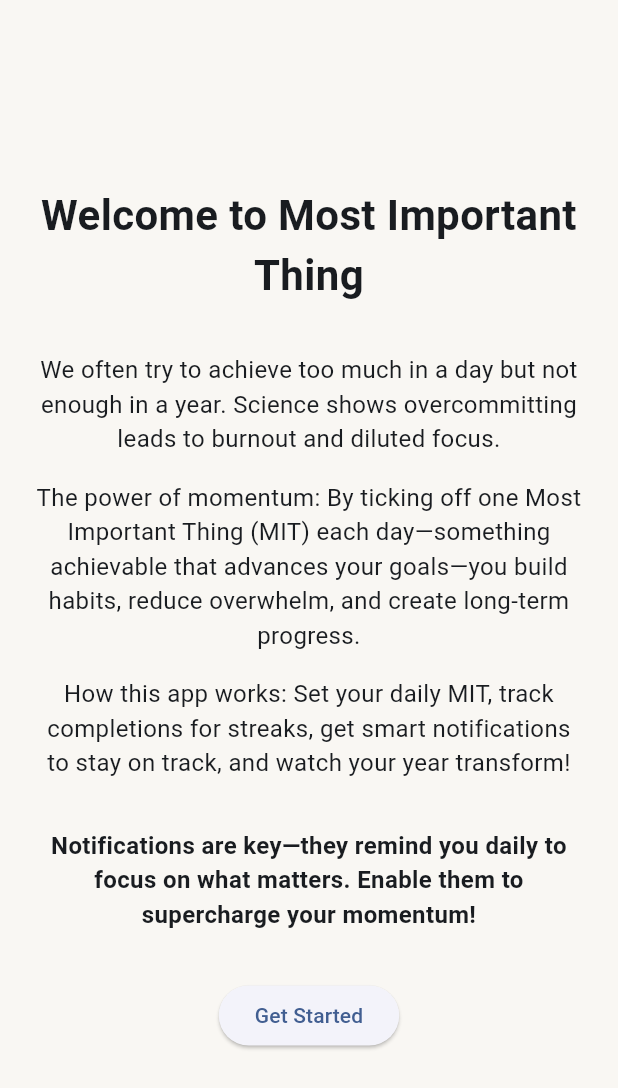
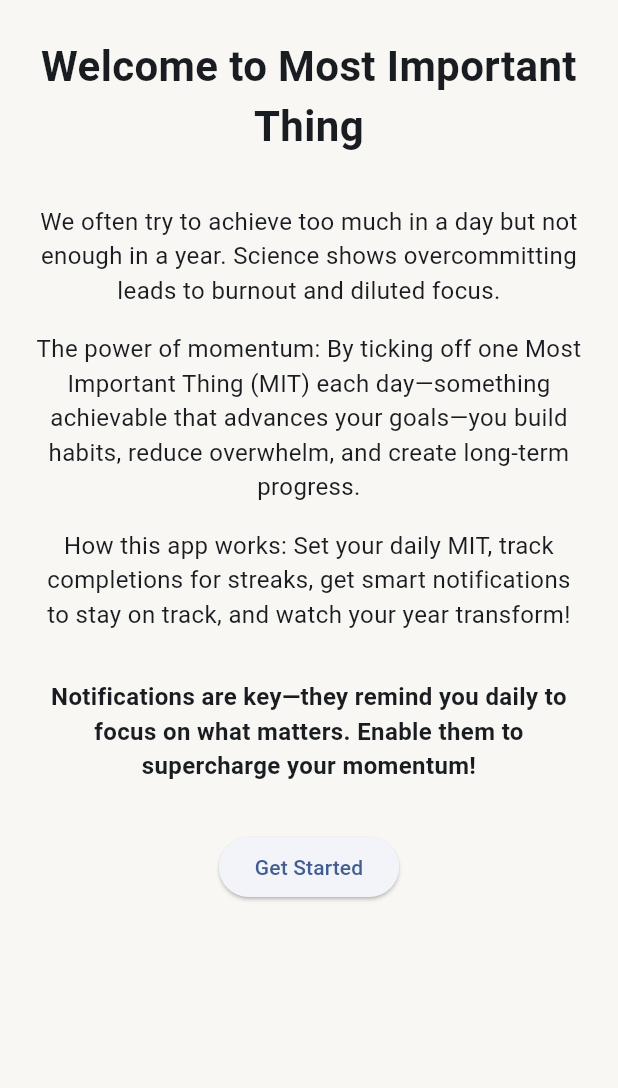
Before and after one commit to neonnubula/japchae, a Flutter app: the screen it shows after launch, on a phone screen of 412 x 824 dp. Shown: the top 1088 px of the screen. Run offline on Flutter 3.47's test engine with Material 3 defaults, Android fonts, the light colour scheme and no system bars; our stand-ins replace flutter_local_notifications, hive, hive_flutter, share_plus, timezone; accounts and stored records are empty.

Commit message:
Added scrolling and flexible layout to onboarding screen for better small-screen support

```diff
--- a/lib/screens/onboarding_screen.dart
+++ b/lib/screens/onboarding_screen.dart
@@ -8,10 +8,10 @@ class OnboardingScreen extends StatelessWidget {
   Widget build(BuildContext context) {
     return Scaffold(
       body: SafeArea(
-        child: Padding(
+        child: SingleChildScrollView(
           padding: const EdgeInsets.all(24.0),
           child: Column(
-            mainAxisAlignment: MainAxisAlignment.center,
+            mainAxisAlignment: MainAxisAlignment.spaceEvenly,
             children: [
               const Text(
                 'Welcome to Most Important Thing',
--- a/pubspec.yaml
+++ b/pubspec.yaml
@@ -16,7 +16,7 @@ publish_to: 'none' # Remove this line if you wish to publish to pub.dev
 # https://developer.apple.com/library/archive/documentation/General/Reference/InfoPlistKeyReference/Articles/CoreFoundationKeys.html
 # In Windows, build-name is used as the major, minor, and patch parts
 # of the product and file versions while build-number is used as the build suffix.
-version: 1.0.1+7
+version: 1.0.1+8
 
 environment:
   sdk: ^3.8.1
```
